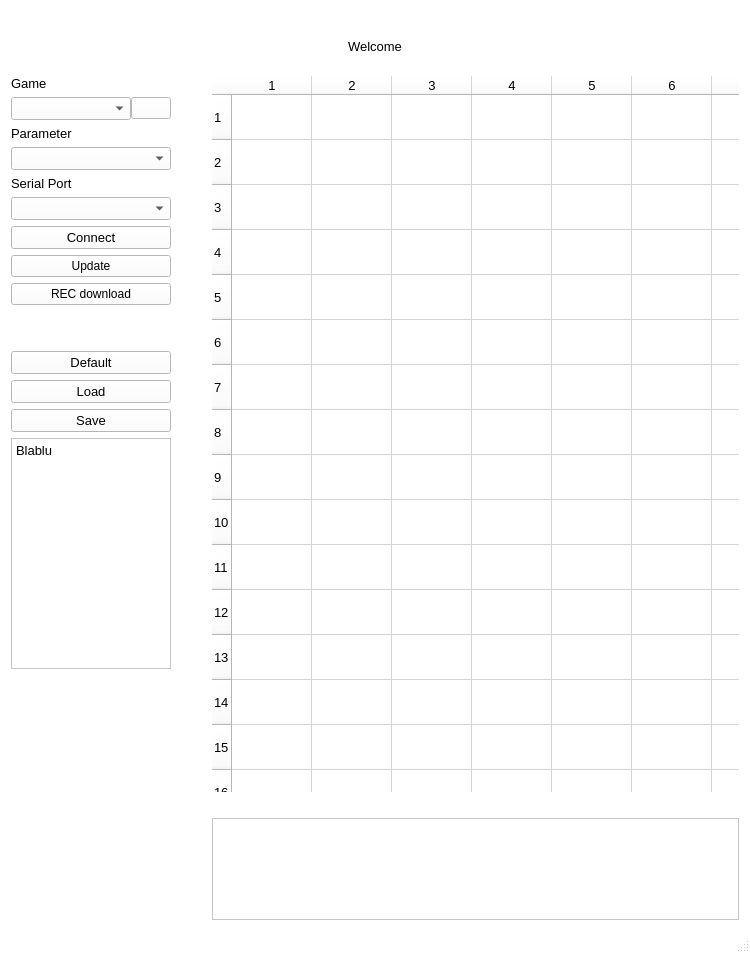
This is afterglow_config/mainwindow.ui in bitfieldlabs/afterglow as Qt 5 draws it before an edit. The edited form follows.
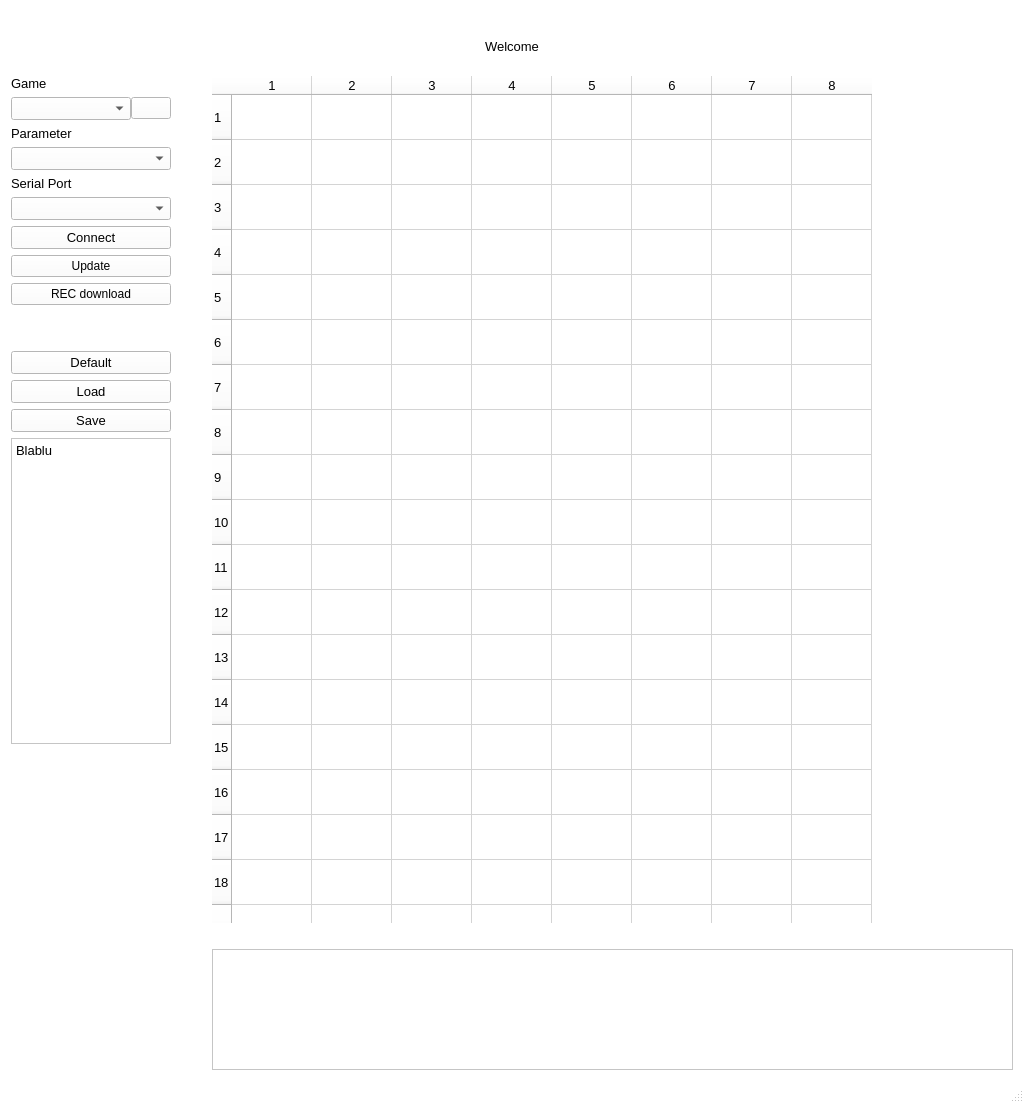
This is the edited form. Icons and pictures are not drawn.

Patch:
```diff
--- a/afterglow_config/mainwindow.ui
+++ b/afterglow_config/mainwindow.ui
@@ -6,8 +6,8 @@
    <rect>
     <x>0</x>
     <y>0</y>
-    <width>750</width>
-    <height>953</height>
+    <width>1024</width>
+    <height>1103</height>
    </rect>
   </property>
   <property name="palette">
```
